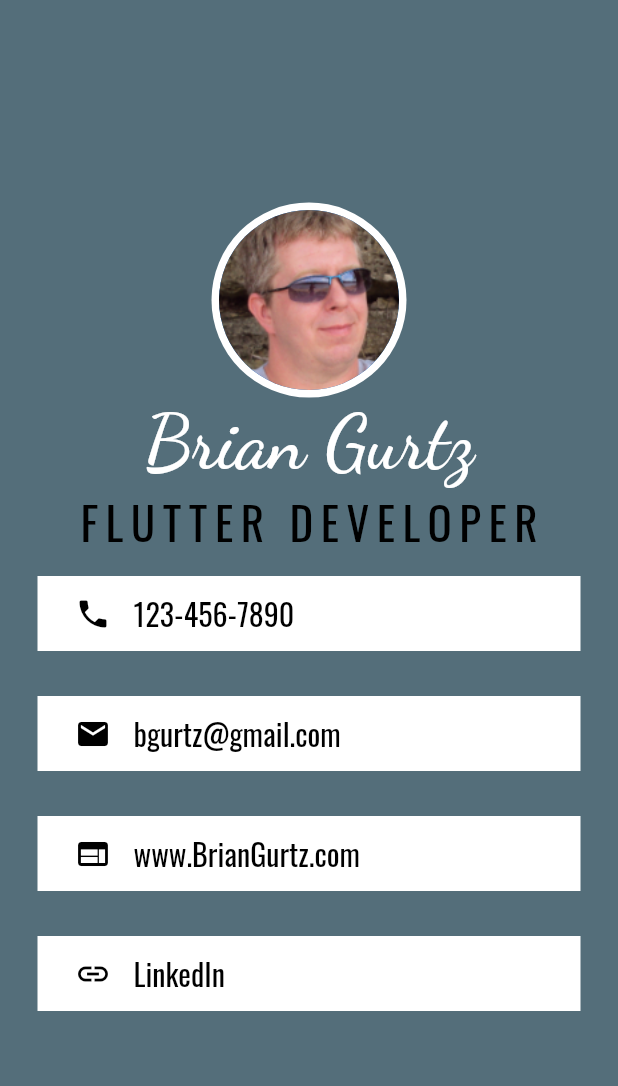
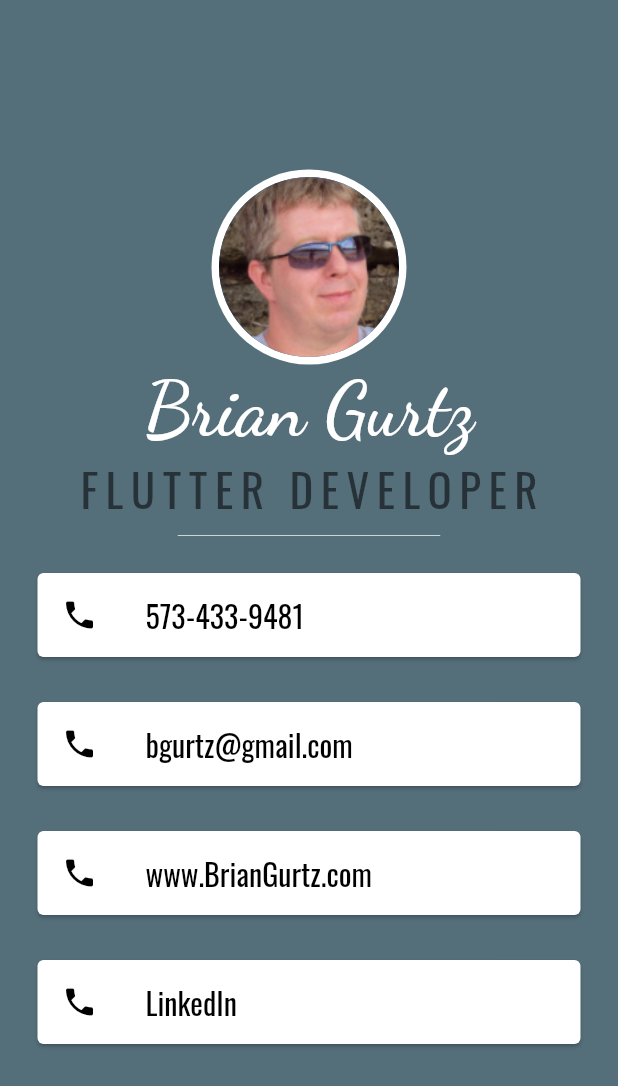
Before and after one commit to bgurtz/flutter_contact_card, a Flutter app: the screen it shows after launch, on a phone screen of 412 x 824 dp. Shown: the top 1086 px of the screen. Run offline on Flutter 3.47's test engine with Material 2 defaults, Android fonts, the phone set to English and light mode, and no system bars.

Commit message:
Card & ListTile

```diff
--- a/lib/main.dart
+++ b/lib/main.dart
@@ -40,91 +40,76 @@ class MyApp extends StatelessWidget {
                   style: TextStyle(
                       fontFamily: 'Oswald',
                       fontSize: (30.0),
-                      color: Colors.black,
+                      color: Colors.black54,
                       letterSpacing: 5.0),
                 ),
-                Container(
-                  padding: EdgeInsets.all(10.0),
+                SizedBox(
+                  height: 20.0,
+                  width: 175.0,
+                  child: Divider(
+                    color: Colors.white70,
+                  ),
+                ),
+                // Container(
+                  Card(
+                  // padding: EdgeInsets.all(10.0),
                   margin: EdgeInsets.symmetric(vertical: 15.0, horizontal: 25),
                   color: Colors.white,
-                  child: Row(
-                    children: <Widget>[
-                      Padding(padding: EdgeInsets.only(left: 15.0),),
-                      Icon(Icons.phone,
+                  child: ListTile(
+                    leading: Icon(Icons.phone,
                     color: Colors.black,
                     ),
-                      SizedBox(width: 15.0,),
-                      Text('123-456-7890',
-                        style: TextStyle(
-                          fontFamily: 'Oswald',
-                          fontSize: (20.0),
+                    title: Text('573-433-9481',
+                      style: TextStyle(fontFamily: 'Oswald',
+                      fontSize: 20.0,
                       color: Colors.black,
                       ),
                     ),
-                    ],
                   ),
                 ),
-                Container(
-                  padding: EdgeInsets.all(10.0),
+                Card(
                   margin: EdgeInsets.symmetric(vertical: 15.0, horizontal: 25),
                   color: Colors.white,
-                  child: Row(
-                    children: <Widget>[
-                      Padding(padding: EdgeInsets.only(left: 15.0),),
-                      Icon(Icons.email,
+                  child: ListTile(
+                    leading: Icon(Icons.phone,
                     color: Colors.black,
                     ),
-                      SizedBox(width: 15.0,),
-                      Text('bgurtz@gmail.com',
-                        style: TextStyle(
-                          fontFamily: 'Oswald',
-                          fontSize: (20.0),
+                    title: Text('bgurtz@gmail.com',
+                      style: TextStyle(fontFamily: 'Oswald',
+                      fontSize: 20.0,
                       color: Colors.black,
                       ),
                     ),
-                    ],
                   ),
                 ),
-                Container(
-                  padding: EdgeInsets.all(10.0),
+                Card(
                   margin: EdgeInsets.symmetric(vertical: 15.0, horizontal: 25),
                   color: Colors.white,
-                  child: Row(
-                    children: <Widget>[
-                      Padding(padding: EdgeInsets.only(left: 15.0),),
-                      Icon(Icons.web,
+                  child: ListTile(
+                    leading: Icon(Icons.phone,
                     color: Colors.black,
                     ),
-                      SizedBox(width: 15.0,),
-                      Text('www.BrianGurtz.com',
-                        style: TextStyle(
-                          fontFamily: 'Oswald',
-                          fontSize: (20.0),
+                    title: Text('www.BrianGurtz.com',
+                      style: TextStyle(fontFamily: 'Oswald',
+                      fontSize: 20.0,
                       color: Colors.black,
                       ),
                     ),
-                    ],
                   ),
                 ),
-                Container(
-                  padding: EdgeInsets.all(10.0),
+                Card(
                   margin: EdgeInsets.symmetric(vertical: 15.0, horizontal: 25),
                   color: Colors.white,
-                  child: Row(
-                    children: <Widget>[
-                      Padding(padding: EdgeInsets.only(left: 15.0),),
-                      Icon(Icons.link,
+                  child: ListTile(
+                    leading: Icon(Icons.phone,
                     color: Colors.black,
                     ),
-                      SizedBox(width: 15.0,),
-                      Text('LinkedIn',
-                        style: TextStyle(
-                          fontFamily: 'Oswald',
-                          fontSize: (20.0),
+                    title: Text('LinkedIn',
+                      style: TextStyle(fontFamily: 'Oswald',
+                      fontSize: 20.0,
                       color: Colors.black,
                       ),
                     ),
-                    ],
                   ),
                 ),
               ],
```
Also changed, not shown: pubspec.lock. Lines whose indentation alone changed are shown as unchanged.
